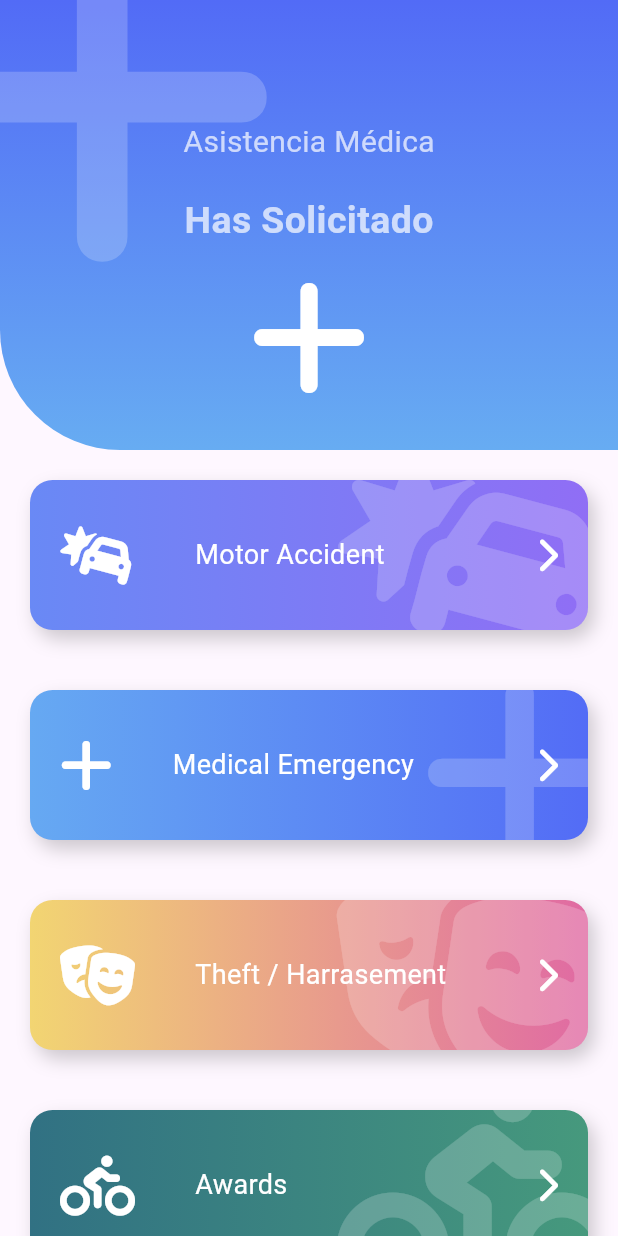
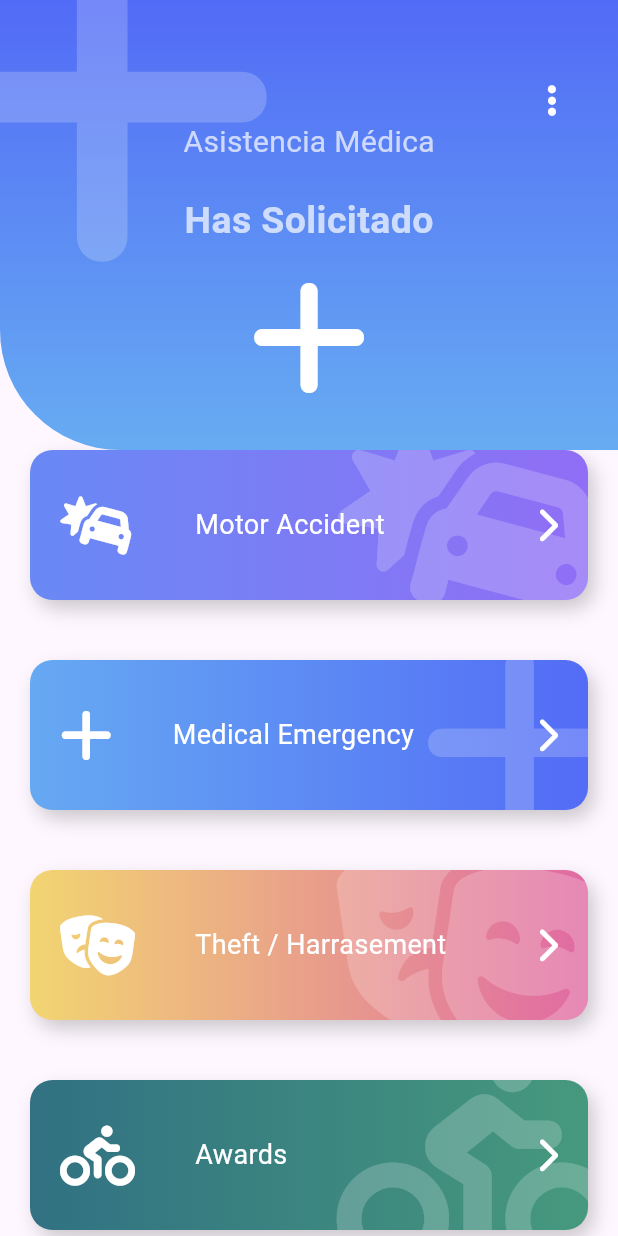
Before and after one commit to msilvabo/FlutterDesignWidgets, a Flutter app: the screen it shows after launch, on a phone screen of 412 x 824 dp. Run offline on Flutter 3.47's test engine with Material 3 defaults, Android fonts, the phone set to English and light mode, and no system bars; our stand-ins replace animate_do, flutter_svg, font_awesome_flutter.

Commit message:
fin Seccion 7 - Emergency Layout

```diff
--- a/lib/main.dart
+++ b/lib/main.dart
@@ -5,7 +5,7 @@
 // import 'package:design_app/scr/pages/animations_page.dart';
 // import 'package:design_app/scr/pages/headers_page.dart';
 import 'package:design_app/scr/pages/emergency_page.dart';
-import 'package:design_app/scr/pages/pinteres_page.dart';
+// import 'package:design_app/scr/pages/pinteres_page.dart';
 // import 'package:design_app/scr/pages/pinteres_page.dart';
 // import 'package:design_app/scr/pages/slideshow_page.dart';
 import 'package:flutter/material.dart';
--- a/lib/scr/pages/emergency_page.dart
+++ b/lib/scr/pages/emergency_page.dart
@@ -1,6 +1,7 @@
+import 'package:animate_do/animate_do.dart';
 import 'package:design_app/scr/widgets/big_header.dart';
 import 'package:design_app/scr/widgets/boton.dart';
-import 'package:design_app/scr/widgets/headers.dart';
+// import 'package:design_app/scr/widgets/headers.dart';
 import 'package:flutter/material.dart';
 import 'package:font_awesome_flutter/font_awesome_flutter.dart';
 
@@ -19,96 +20,133 @@ class EmergencyPage extends StatelessWidget {
   @override
   Widget build(BuildContext context) {
     final items = <ItemBoton>[
-      new ItemBoton(
-        FontAwesomeIcons.carCrash,
+      ItemBoton(
+        FontAwesomeIcons.carBurst,
         'Motor Accident',
         Color(0xff6989F5),
         Color(0xff906EF5),
       ),
-      new ItemBoton(
+      ItemBoton(
         FontAwesomeIcons.plus,
         'Medical Emergency',
         Color(0xff66A9F2),
         Color(0xff536CF6),
       ),
-      new ItemBoton(
-        FontAwesomeIcons.theaterMasks,
+      ItemBoton(
+        FontAwesomeIcons.masksTheater,
         'Theft / Harrasement',
         Color(0xffF2D572),
         Color(0xffE06AA3),
       ),
-      new ItemBoton(
-        FontAwesomeIcons.biking,
+      ItemBoton(
+        FontAwesomeIcons.personBiking,
         'Awards',
         Color(0xff317183),
         Color(0xff46997D),
       ),
-      new ItemBoton(
-        FontAwesomeIcons.carCrash,
+      ItemBoton(
+        FontAwesomeIcons.carBurst,
         'Motor Accident',
         Color(0xff6989F5),
         Color(0xff906EF5),
       ),
-      new ItemBoton(
+      ItemBoton(
         FontAwesomeIcons.plus,
         'Medical Emergency',
         Color(0xff66A9F2),
         Color(0xff536CF6),
       ),
-      new ItemBoton(
-        FontAwesomeIcons.theaterMasks,
+      ItemBoton(
+        FontAwesomeIcons.masksTheater,
         'Theft / Harrasement',
         Color(0xffF2D572),
         Color(0xffE06AA3),
       ),
-      new ItemBoton(
-        FontAwesomeIcons.biking,
+      ItemBoton(
+        FontAwesomeIcons.personBiking,
         'Awards',
         Color(0xff317183),
         Color(0xff46997D),
       ),
-      new ItemBoton(
-        FontAwesomeIcons.carCrash,
+      ItemBoton(
+        FontAwesomeIcons.carBurst,
         'Motor Accident',
         Color(0xff6989F5),
         Color(0xff906EF5),
       ),
-      new ItemBoton(
+      ItemBoton(
         FontAwesomeIcons.plus,
         'Medical Emergency',
         Color(0xff66A9F2),
         Color(0xff536CF6),
       ),
-      new ItemBoton(
-        FontAwesomeIcons.theaterMasks,
+      ItemBoton(
+        FontAwesomeIcons.masksTheater,
         'Theft / Harrasement',
         Color(0xffF2D572),
         Color(0xffE06AA3),
       ),
-      new ItemBoton(
-        FontAwesomeIcons.biking,
+      ItemBoton(
+        FontAwesomeIcons.personBiking,
         'Awards',
         Color(0xff317183),
         Color(0xff46997D),
       ),
     ];
 
-     List<Widget> itemMap = items.map((e) => Boton(icon: e.icon,texto: e.texto,color1: e.color1,color2:e.color2)).toList();
+     List<Widget> itemMap =
+        items.map((e) => FadeInLeft(
+                          duration: Duration(milliseconds: 550),
+                          child: Boton(
+                                    icon: e.icon,
+                                    texto: e.texto,
+                                    color1: e.color1,
+                                    color2:e.color2
+                                    ))).toList();
 
     return Scaffold(
       body: Stack(
         children: [
-          Container(
-            margin: EdgeInsets.only(top: 300),
-            child: ListView(children: itemMap,),
-            // child: ListView(children: <Widget>[
-            //   Boton(
-            //   icon: FontAwesomeIcons.carBurst,
-            //   texto: 'Motor Accident',
-            //   color1: Color(0xff6989F5),
-            //   color2:  Color(0xff906EF5),
-            // )]),
+          ListaBotones(itemMap: itemMap),
+          Encabezado(),
+        ],
       ),
+    );
+  }
+}
+
+class ListaBotones extends StatelessWidget {
+  const ListaBotones({
+    super.key,
+    required this.itemMap,
+  });
+
+  final List<Widget> itemMap;
+
+  @override
+  Widget build(BuildContext context) {
+    return Container(
+      margin: EdgeInsets.only(top: 250),
+      child: ListView(
+        physics: BouncingScrollPhysics(),
+        children: <Widget>[
+          SizedBox(height: 30),
+          ...itemMap
+          ]
+        ),
+    );
+  }
+}
+
+class Encabezado extends StatelessWidget {
+  const Encabezado({
+    super.key,
+  });
+
+  @override
+  Widget build(BuildContext context) {
+    return Stack(
+      children: [
         IconHeader(
           icon: FontAwesomeIcons.plus,
           titulo: 'Asistencia Médica',
@@ -116,8 +154,17 @@ class EmergencyPage extends StatelessWidget {
           color1: Color(0xff526BF6),
           color2: Color(0xff67ACF2),
         ),
+        Positioned(
+          right: 0,
+          top: 40,
+          child: RawMaterialButton(
+            onPressed: (){},
+            shape: CircleBorder(),
+            padding: EdgeInsets.all(15),
+            child: FaIcon(FontAwesomeIcons.ellipsisVertical,color: Colors.white))
+            )
+
       ],
-      ),
     );
   }
 }
--- a/lib/scr/pages/pinteres_page.dart
+++ b/lib/scr/pages/pinteres_page.dart
@@ -6,6 +6,8 @@ import 'package:flutter_staggered_grid_view/flutter_staggered_grid_view.dart';
 import 'package:provider/provider.dart';
 
 class PinteresPage extends StatelessWidget {
+  const PinteresPage({super.key});
+
   @override
   Widget build(BuildContext context) {
     return Scaffold(
@@ -20,7 +22,6 @@ class PinteresPage extends StatelessWidget {
 }
 
 class _MenuLocation extends StatelessWidget {
-  const _MenuLocation({super.key});
 
   @override
   Widget build(BuildContext context) {
@@ -122,7 +123,6 @@ class _PinteresGridState extends State<PinteresGrid> {
 
 class _PinteresItem extends StatelessWidget {
   const _PinteresItem({
-    super.key,
     required this.randomHeight,
     required this.index,
   });
--- a/lib/scr/widgets/big_header.dart
+++ b/lib/scr/widgets/big_header.dart
@@ -54,7 +54,7 @@ class IconHeader extends StatelessWidget {
 class _IconHeaderBackground extends StatelessWidget {
   final Color color1;
   final Color color2;
-  const _IconHeaderBackground({super.key, required this.color1, required this.color2});
+  const _IconHeaderBackground({ required this.color1, required this.color2});
 
   @override
   Widget build(BuildContext context) {
--- a/lib/scr/widgets/pinterest_menu.dart
+++ b/lib/scr/widgets/pinterest_menu.dart
@@ -9,7 +9,7 @@ class PinterestMenu extends StatelessWidget {
   final List<PinterestButton> items;
 
 
-  PinterestMenu({
+  const PinterestMenu({
     super.key,
     required this.mostrar,
     this.backgroundColor = Colors.white,
@@ -87,7 +87,6 @@ class _PinterestMenuButton extends StatelessWidget {
   final PinterestButton item;
 
   const _PinterestMenuButton({
-    super.key,
     required this.index,
     required this.item,
   });
--- a/pubspec.yaml
+++ b/pubspec.yaml
@@ -39,6 +39,7 @@ dependencies:
   provider: ^6.1.5
   flutter_staggered_grid_view: ^0.7.0
   font_awesome_flutter: ^10.8.0
+  animate_do: ^4.2.0
 
 dev_dependencies:
   flutter_test:
```
Also changed, not shown: pubspec.lock. Lines whose indentation alone changed are shown as unchanged.
